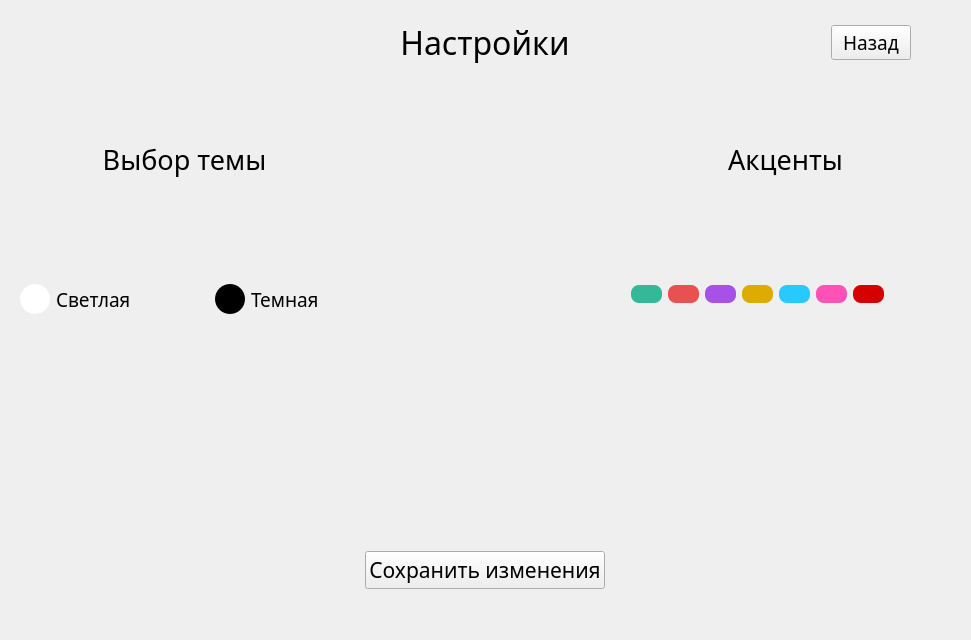
This is Settings.ui in TheLastie/FitnessTracker as Qt 5 draws it before an edit. The edited form follows.
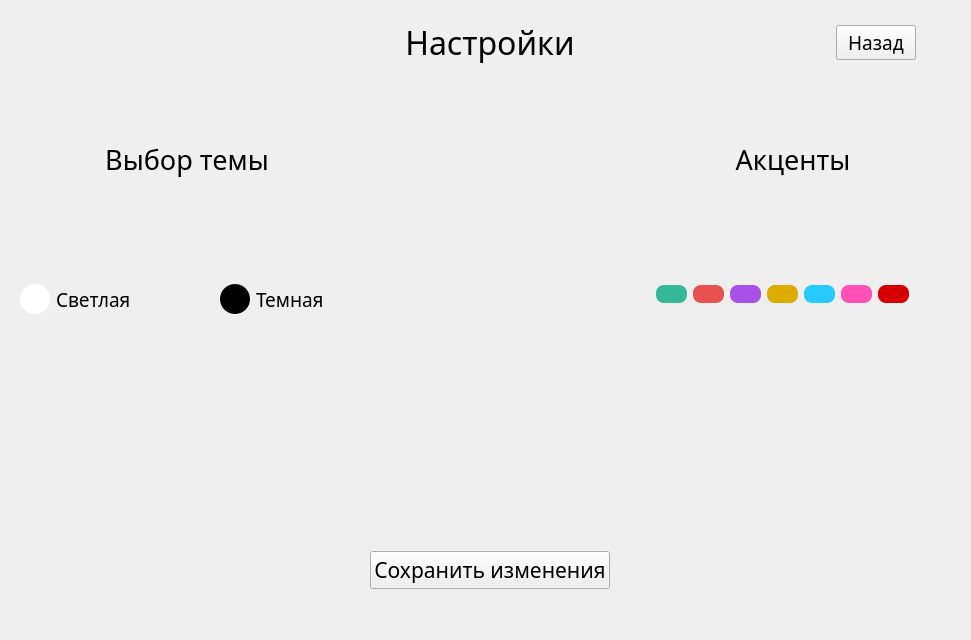
This is the edited form. Icons and pictures are not drawn.

The edit to the form file:
```diff
--- a/Settings.ui
+++ b/Settings.ui
@@ -30,7 +30,7 @@
     <rect>
      <x>10</x>
      <y>20</y>
-     <width>951</width>
+     <width>960</width>
      <height>569</height>
     </rect>
    </property>
@@ -393,7 +393,7 @@
           </property>
           <property name="sizeHint" stdset="0">
            <size>
-            <width>20</width>
+            <width>40</width>
             <height>0</height>
            </size>
           </property>
```
